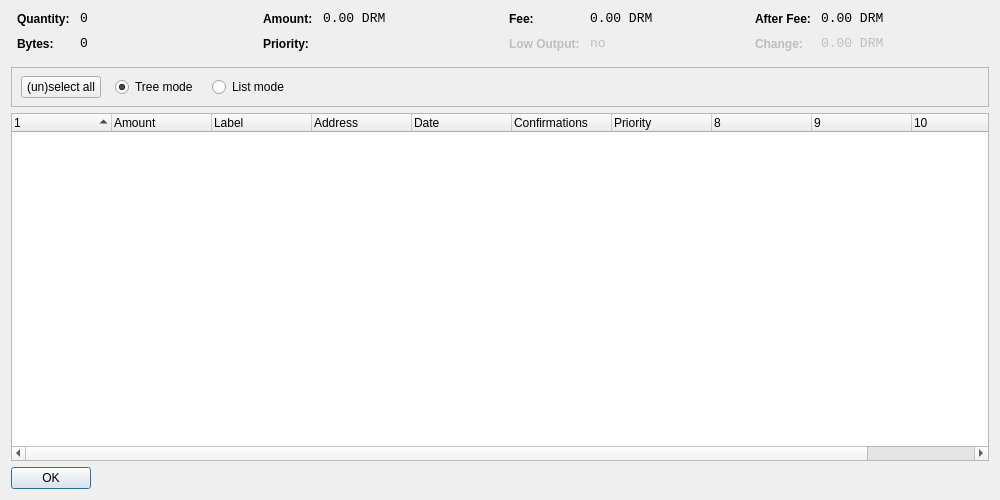
Qt form src/qt/forms/coincontroldialog.ui (regtable/ratecoin) before a commit.
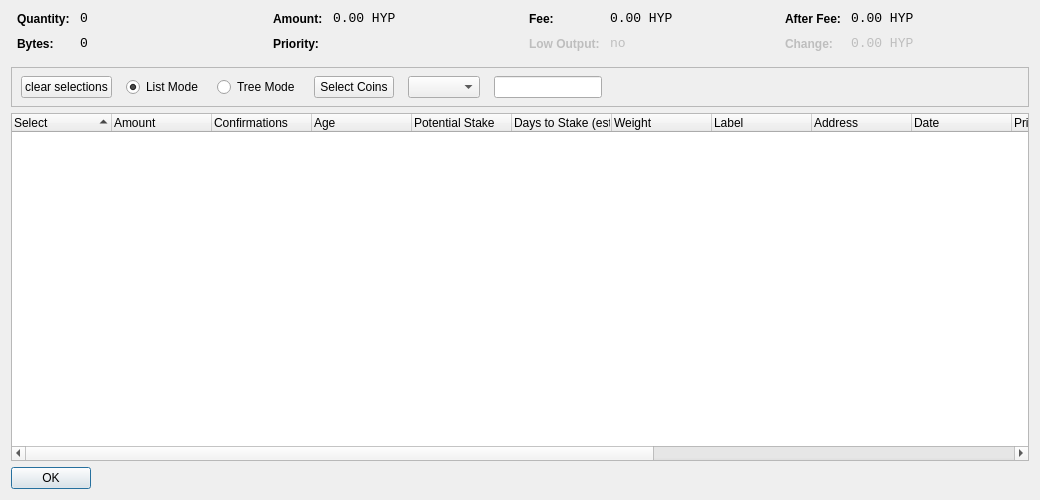
The same form after that commit. Custom widgets are drawn as their Qt base class.

Commit message: update coin control

Diff of the .ui file:
```diff
--- a/src/qt/forms/coincontroldialog.ui
+++ b/src/qt/forms/coincontroldialog.ui
@@ -6,7 +6,7 @@
    <rect>
     <x>0</x>
     <y>0</y>
-    <width>1000</width>
+    <width>1040</width>
     <height>500</height>
    </rect>
   </property>
@@ -141,7 +141,7 @@
           <enum>Qt::ActionsContextMenu</enum>
          </property>
          <property name="text">
-          <string notr="true">0.00 DRM</string>
+          <string>0.00 HYP</string>
          </property>
          <property name="textInteractionFlags">
           <set>Qt::LinksAccessibleByMouse|Qt::TextSelectableByKeyboard|Qt::TextSelectableByMouse</set>
@@ -221,7 +221,7 @@
           <enum>Qt::ActionsContextMenu</enum>
          </property>
          <property name="text">
-          <string notr="true">0.00 DRM</string>
+          <string>0.00 HYP</string>
          </property>
          <property name="textInteractionFlags">
           <set>Qt::LinksAccessibleByMouse|Qt::TextSelectableByKeyboard|Qt::TextSelectableByMouse</set>
@@ -270,6 +270,9 @@
      </item>
      <item>
       <layout class="QFormLayout" name="formLayoutCoinControl4">
+       <property name="fieldGrowthPolicy">
+        <enum>QFormLayout::AllNonFixedFieldsGrow</enum>
+       </property>
        <property name="horizontalSpacing">
         <number>10</number>
        </property>
@@ -307,7 +310,7 @@
           <enum>Qt::ActionsContextMenu</enum>
          </property>
          <property name="text">
-          <string notr="true">0.00 DRM</string>
+          <string>0.00 HYP</string>
          </property>
          <property name="textInteractionFlags">
           <set>Qt::LinksAccessibleByMouse|Qt::TextSelectableByKeyboard|Qt::TextSelectableByMouse</set>
@@ -345,7 +348,7 @@
           <enum>Qt::ActionsContextMenu</enum>
          </property>
          <property name="text">
-          <string notr="true">0.00 DRM</string>
+          <string>0.00 HYP</string>
          </property>
          <property name="textInteractionFlags">
           <set>Qt::LinksAccessibleByMouse|Qt::TextSelectableByKeyboard|Qt::TextSelectableByMouse</set>
@@ -379,7 +382,7 @@
         <height>41</height>
        </rect>
       </property>
-      <layout class="QHBoxLayout" name="horizontalLayoutPanel" stretch="0,0,0,0,0">
+      <layout class="QHBoxLayout" name="horizontalLayoutPanel" stretch="0,0,0,0,0,0,0">
        <property name="spacing">
         <number>14</number>
        </property>
@@ -392,23 +395,7 @@
           </sizepolicy>
          </property>
          <property name="text">
-          <string>(un)select all</string>
-         </property>
-        </widget>
-       </item>
-       <item>
-        <widget class="QRadioButton" name="radioTreeMode">
-         <property name="sizePolicy">
-          <sizepolicy hsizetype="Maximum" vsizetype="Fixed">
-           <horstretch>0</horstretch>
-           <verstretch>0</verstretch>
-          </sizepolicy>
-         </property>
-         <property name="text">
-          <string>Tree mode</string>
-         </property>
-         <property name="checked">
-          <bool>true</bool>
+          <string>clear selections</string>
          </property>
         </widget>
        </item>
@@ -421,7 +408,52 @@
           </sizepolicy>
          </property>
          <property name="text">
-          <string>List mode</string>
+          <string>List Mode</string>
+         </property>
+         <property name="checked">
+          <bool>true</bool>
+         </property>
+        </widget>
+       </item>
+       <item>
+        <widget class="QRadioButton" name="radioTreeMode">
+         <property name="sizePolicy">
+          <sizepolicy hsizetype="Maximum" vsizetype="Fixed">
+           <horstretch>0</horstretch>
+           <verstretch>0</verstretch>
+          </sizepolicy>
+         </property>
+         <property name="text">
+          <string>Tree Mode</string>
+         </property>
+        </widget>
+       </item>
+       <item>
+        <widget class="QPushButton" name="pushButtonCustomCC">
+         <property name="text">
+          <string>Select Coins</string>
+         </property>
+        </widget>
+       </item>
+       <item>
+        <widget class="QComboBox" name="QComboBoxFilterCoins"/>
+       </item>
+       <item>
+        <widget class="QLineEdit" name="lineEditCustomCC">
+         <property name="enabled">
+          <bool>true</bool>
+         </property>
+         <property name="sizePolicy">
+          <sizepolicy hsizetype="Fixed" vsizetype="Fixed">
+           <horstretch>0</horstretch>
+           <verstretch>0</verstretch>
+          </sizepolicy>
+         </property>
+         <property name="baseSize">
+          <size>
+           <width>50</width>
+           <height>0</height>
+          </size>
          </property>
         </widget>
        </item>
@@ -451,7 +483,7 @@
       <bool>false</bool>
      </property>
      <property name="columnCount">
-      <number>11</number>
+      <number>16</number>
      </property>
      <attribute name="headerShowSortIndicator" stdset="0">
       <bool>true</bool>
@@ -461,7 +493,7 @@
      </attribute>
      <column>
       <property name="text">
-       <string/>
+       <string>Select</string> /** checkbox **/
       </property>
      </column>
      <column>
@@ -471,22 +503,7 @@
      </column>
      <column>
       <property name="text">
-       <string>Label</string>
-      </property>
-     </column>
-     <column>
-      <property name="text">
-       <string>Address</string>
-      </property>
-     </column>
-     <column>
-      <property name="text">
-       <string>Date</string>
-      </property>
-     </column>
-     <column>
-      <property name="text">
-       <string>Confirmations</string>
+       <string>Confirmations</string> /** confs **/
       </property>
       <property name="toolTip">
        <string>Confirmed</string>
@@ -494,7 +511,53 @@
      </column>
      <column>
       <property name="text">
-       <string>Priority</string>
+       <string>Age</string> /** age **/
+      </property>
+     </column>
+	 
+	 <column>
+      <property name="text">
+       <string>Potential Stake</string> /** potential stake **/
+      </property>
+     </column>
+	 <column>
+      <property name="text">
+       <string>Days to Stake (est.)</string> /** stake time estimate **/
+      </property>
+     </column>
+     <column>
+      <property name="text">
+       <string>Weight</string> /** weight **/
+      </property>
+     </column>
+     <column>
+      <property name="text">
+       <string>Label</string> /** label **/
+      </property>
+     </column>
+     <column>
+      <property name="text">
+       <string>Address</string> /** address **/
+      </property>
+     </column>
+     <column>
+      <property name="text">
+       <string>Date</string> /** date **/
+      </property>
+     </column>
+     <column>
+      <property name="text">
+       <string>Priority</string> /** priority **/
+      </property>
+     </column>
+	 <column>
+      <property name="text"> /** age int 64 invisible **/
+       <string/>
+      </property>
+     </column>
+	 <column>
+      <property name="text"> /** pot stake int 64 invisible **/
+       <string/>
       </property>
      </column>
      <column>
```
Left out of the diff: 8 changed lines with no effect on the pictures. The commit also changes 8 other files.
